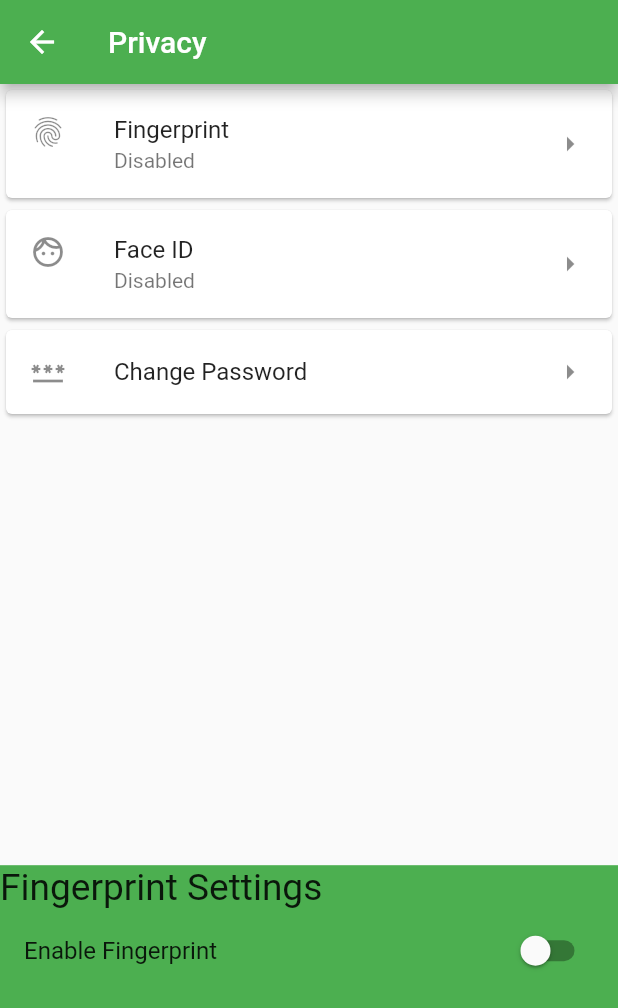
After one commit to aahilalwani25/plagiarism_checker_app, a Flutter app: the PrivacyScreen screen opened directly, after a tap on "Fingerprint", on a phone screen of 412 x 824 dp. The commit adds this screen. Shown: the top 1008 px of the screen. Run offline on Flutter 3.47's test engine with Material 2 defaults, Android fonts, the phone set to English and light mode, and no system bars; drawn by our look-alikes of auto_size_text; our stand-ins replace country_code_picker, firebase_auth, firebase_core, firebase_database, google_sign_in; accounts and stored records are empty.

Commit message:
iniital commit

```diff
--- /dev/null
+++ b/lib/Authentication/local_auth_service.dart
@@ -0,0 +1 @@
+//class Loca
--- a/lib/Controllers/login_controller.dart
+++ b/lib/Controllers/login_controller.dart
@@ -43,7 +43,7 @@ class LoginController {
   void Verify(Stream<DatabaseEvent> tableDatas) =>
       tableDatas.forEach((DatabaseEvent event) {
         bool check = false;
-        String? username= null;
+        String? username;
         for (DataSnapshot child in event.snapshot.children) {
           //for finding unique id
           //print(child.key);
--- /dev/null
+++ b/lib/Models/privacy_model.dart
@@ -0,0 +1,22 @@
+import 'package:flutter/foundation.dart';
+
+class Privacy extends ChangeNotifier{
+
+  final bool _fingerprint_tile_clicked = false;
+  bool _face_id_tile_clicked = false;
+  bool _enabled_fingerprint= false;
+
+  void change_fingerprint_tile_clicked(bool clicked){
+    _face_id_tile_clicked= clicked;
+    notifyListeners();
+  }
+
+  void enabled_fingerprint_switch(bool value){
+    _enabled_fingerprint= value;
+    notifyListeners();
+  }
+
+  bool get_enabled_fingerprint_switch()=> _enabled_fingerprint;
+
+  bool get_fingerprint_tile_clicked()=> _face_id_tile_clicked;
+}
--- /dev/null
+++ b/lib/Views/Students/privacy_screen.dart
@@ -0,0 +1,97 @@
+import 'package:auto_size_text/auto_size_text.dart';
+import 'package:flutter/material.dart';
+import 'package:provider/provider.dart';
+import '../../Models/privacy_model.dart';
+
+class PrivacyScreen extends StatefulWidget {
+  const PrivacyScreen({super.key});
+
+  @override
+  State<PrivacyScreen> createState() => _PrivacyScreenState();
+}
+
+class _PrivacyScreenState extends State<PrivacyScreen> {
+
+  @override
+  Widget build(BuildContext context) {
+    return Consumer<Privacy>(
+      builder: (context, privacy, child) {
+        return Scaffold(
+            appBar: AppBar(
+              title: const AutoSizeText('Privacy'),
+              backgroundColor: Colors.green,
+            ),
+            bottomSheet: openBottomSheet(privacy, context),
+            body: Column(
+              mainAxisAlignment: MainAxisAlignment.start,
+              children: [
+                Card(
+                  child: ListTile(
+                    onTap: () {
+                      //set fingerprint clicked to true
+                      privacy.change_fingerprint_tile_clicked(true);
+                    },
+                    leading: const Icon(Icons.fingerprint),
+                    title: const AutoSizeText('Fingerprint'),
+                    subtitle: AutoSizeText(privacy.get_enabled_fingerprint_switch()?'Enabled':'Disabled'),
+                    trailing: const Icon(Icons.arrow_right),
+                  ),
+                ),
+                Card(
+                  child: ListTile(
+                    onTap: () {},
+                    leading: const Icon(Icons.face_unlock_outlined),
+                    title: const AutoSizeText('Face ID'),
+                    subtitle: const AutoSizeText('Disabled'),
+                    trailing: const Icon(Icons.arrow_right),
+                  ),
+                ),
+                Card(
+                  child: ListTile(
+                    style: ListTileStyle.list,
+                    onTap: () {},
+                    leading: const Icon(Icons.password_outlined),
+                    title: const AutoSizeText('Change Password'),
+                    trailing: const Icon(Icons.arrow_right),
+                  ),
+                ),
+              ],
+            ));
+      },
+    );
+  }
+
+  BottomSheet? openBottomSheet(Privacy privacy, BuildContext context) {
+    //open fingerprint
+    if (privacy.get_fingerprint_tile_clicked()) {
+      return
+      BottomSheet(
+        onClosing: () {
+          privacy.change_fingerprint_tile_clicked(false);
+        },
+      builder: (builder) {
+        return Container(
+          decoration: const BoxDecoration(
+            color: Colors.green
+          ),
+          height: MediaQuery.of(context).size.height*0.3,
+          width: MediaQuery.of(context).size.width,
+          child:  Column(
+            crossAxisAlignment: CrossAxisAlignment.stretch,
+            children: [
+              AutoSizeText('Fingerprint Settings', style: TextStyle(fontSize: MediaQuery.of(context).size.height*0.03),),
+              ListTile(
+                title: const AutoSizeText('Enable Fingerprint'),
+                trailing: Switch(
+                  value: privacy.get_enabled_fingerprint_switch(),
+                  onChanged: ((value) => privacy.enabled_fingerprint_switch(value)),
+                ),
+              )
+            ],
+          ),
+        );
+      });
+    }
+    return null;
+  }
+}
--- a/lib/Views/sign_up_screen.dart
+++ b/lib/Views/sign_up_screen.dart
@@ -6,7 +6,7 @@ import 'package:plagiarism_checker_app/Controllers/signup_controller.dart';
 import 'package:plagiarism_checker_app/Models/new_student.dart';
 import 'package:plagiarism_checker_app/global/components/toast_message.dart';
 import 'package:provider/provider.dart';
-import '../Controllers/auth_controller.dart';
+import '../Authentication/auth_controller.dart';
 //import '../Controllers/countries_controller.dart';
 import '../Models/content.dart';
 import '../Models/countries.dart';
--- a/lib/main.dart
+++ b/lib/main.dart
@@ -1,5 +1,6 @@
 import 'package:flutter/material.dart';
 import 'package:plagiarism_checker_app/Models/content.dart';
+import 'package:plagiarism_checker_app/Models/privacy_model.dart';
 import 'package:provider/provider.dart';
 import 'Models/login_model.dart';
 import 'Models/new_student.dart';
@@ -25,6 +26,7 @@ class MyApp extends StatelessWidget {
         ChangeNotifierProvider<Content>(create: (_)=>Content()),
         ChangeNotifierProvider<LoginModel>(create: (_)=>LoginModel()),
         ChangeNotifierProvider<ChangePage>(create: (_) => ChangePage()),
+        ChangeNotifierProvider<Privacy>(create: (_) => Privacy()),
       ],
       child: MaterialApp(
         title: 'Flutter Demo',
--- a/pubspec.yaml
+++ b/pubspec.yaml
@@ -49,6 +49,7 @@ dependencies:
   auto_size_text: ^3.0.0
   shared_preferences: ^2.1.1
   connectivity_plus: ^4.0.0
+  local_auth: ^2.1.6
 
 dev_dependencies:
   flutter_test:
@@ -60,6 +61,7 @@ dev_dependencies:
   # package. See that file for information about deactivating specific lint
   # rules and activating additional ones.
   flutter_lints: ^2.0.0
+  test: ^1.24.1
 
 # For information on the generic Dart part of this file, see the
 # following page: https://dart.dev/tools/pub/pubspec
```
Also changed, not shown: lib/Views/Students/student_profile.dart (+14 -9 lines), lib/Authentication/auth_controller.dart (renamed from lib/Controllers/auth_controller.dart), pubspec.lock, 3 other files.
